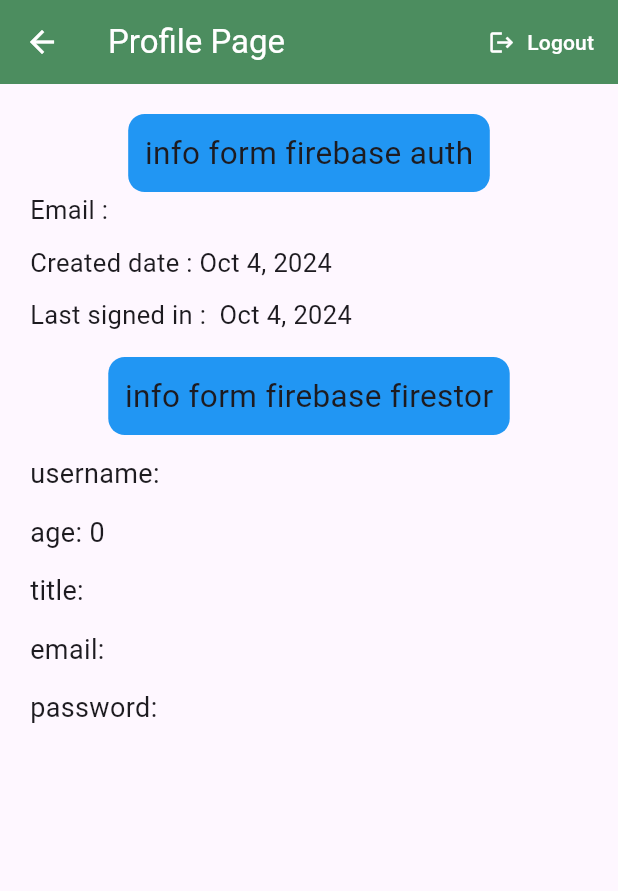
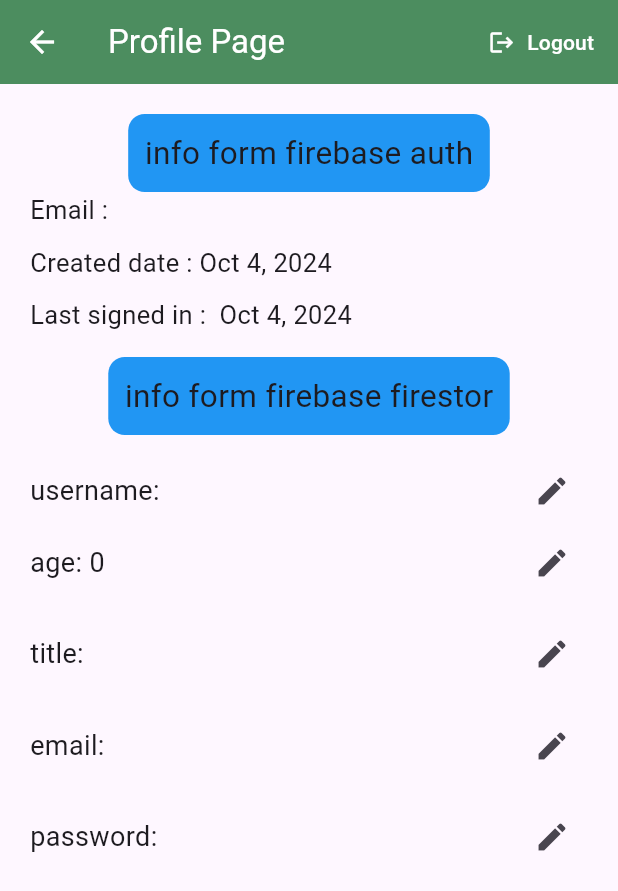
Before and after one commit to lbarsidati22/ecommerce_app, a Flutter app: the ProfilePage screen opened directly, on a phone screen of 412 x 824 dp. Shown: the top 891 px of the screen. Run offline on Flutter 3.47's test engine with Material 3 defaults, Android fonts, the phone set to English and light mode, and no system bars; our stand-ins replace cloud_firestore, firebase_auth, firebase_core, flutter_svg, google_sign_in; accounts and stored records are empty; network calls fail; statements that could not run were skipped.

Commit message:
edit data done

```diff
--- a/lib/pages/Profile_page.dart
+++ b/lib/pages/Profile_page.dart
@@ -51,6 +51,7 @@ class _ProfilePageState extends State<ProfilePage> {
       ),
       body: Padding(
         padding: const EdgeInsets.all(20),
+        child: SingleChildScrollView(
           child: Column(
             crossAxisAlignment: CrossAxisAlignment.start,
             children: [
@@ -122,6 +123,7 @@ class _ProfilePageState extends State<ProfilePage> {
             ],
           ),
         ),
+      ),
     );
   }
 }
--- a/lib/shared/data_firestore.dart
+++ b/lib/shared/data_firestore.dart
@@ -1,17 +1,86 @@
+// ignore_for_file: prefer_const_constructors
+
 import 'package:cloud_firestore/cloud_firestore.dart';
+import 'package:firebase_auth/firebase_auth.dart';
 import 'package:flutter/material.dart';
 
-class GetDataFirestor extends StatelessWidget {
+class GetDataFirestor extends StatefulWidget {
   final String documentId;
 
   const GetDataFirestor({super.key, required this.documentId});
+
+  @override
+  State<GetDataFirestor> createState() => _GetDataFirestorState();
+}
+
+final dilogUserController = TextEditingController();
+final credential = FirebaseAuth.instance.currentUser;
+CollectionReference users = FirebaseFirestore.instance.collection('userss');
+
+class _GetDataFirestorState extends State<GetDataFirestor> {
+  myShowDialog(Map data, dynamic myKey) {
+    return showDialog(
+      context: context,
+      builder: (BuildContext context) {
+        return Dialog(
+          shape:
+              RoundedRectangleBorder(borderRadius: BorderRadius.circular(11)),
+          child: Container(
+            padding: EdgeInsets.all(22),
+            height: 200,
+            child: Column(
+              mainAxisAlignment: MainAxisAlignment.center,
+              children: [
+                TextField(
+                    controller: dilogUserController,
+                    maxLength: 20,
+                    decoration: InputDecoration(hintText: "${data[myKey]}")),
+                SizedBox(
+                  height: 22,
+                ),
+                Row(
+                  mainAxisAlignment: MainAxisAlignment.spaceAround,
+                  children: [
+                    TextButton(
+                        onPressed: () {
+                          // addnewtask();
+                          users
+                              .doc(credential!.uid)
+                              .update({myKey: dilogUserController.text});
+
+                          setState(() {
+                            Navigator.pop(context);
+                          });
+                        },
+                        child: Text(
+                          "Edit",
+                          style: TextStyle(fontSize: 18),
+                        )),
+                    TextButton(
+                        onPressed: () {
+                          // addnewtask();
+                          Navigator.pop(context);
+                        },
+                        child: Text(
+                          "Cancel",
+                          style: TextStyle(fontSize: 18),
+                        )),
+                  ],
+                ),
+              ],
+            ),
+          ),
+        );
+      },
+    );
+  }
 
   @override
   Widget build(BuildContext context) {
     CollectionReference users = FirebaseFirestore.instance.collection('userss');
 
     return FutureBuilder<DocumentSnapshot>(
-      future: users.doc(documentId).get(),
+      future: users.doc(widget.documentId).get(),
       builder:
           (BuildContext context, AsyncSnapshot<DocumentSnapshot> snapshot) {
         if (snapshot.hasError) {
@@ -26,55 +95,119 @@ class GetDataFirestor extends StatelessWidget {
           Map<String, dynamic> data =
               snapshot.data!.data() as Map<String, dynamic>;
 
-          return Column(
+          return SingleChildScrollView(
+            child: Column(
               crossAxisAlignment: CrossAxisAlignment.start,
               children: [
                 SizedBox(
                   height: 13,
                 ),
+                Row(
+                  mainAxisAlignment: MainAxisAlignment.spaceBetween,
+                  children: [
                     Text(
                       "username: ${data['username']} ",
                       style: TextStyle(
                         fontSize: 18,
                       ),
                     ),
-              SizedBox(
-                height: 13,
+                    IconButton(
+                      onPressed: () {
+                        myShowDialog(data, 'username');
+                      },
+                      icon: Icon(
+                        Icons.edit,
                       ),
+                    ),
+                  ],
+                ),
+                Row(
+                  mainAxisAlignment: MainAxisAlignment.spaceBetween,
+                  children: [
                     Text(
                       "age: ${data['age']} ",
                       style: TextStyle(
                         fontSize: 18,
                       ),
                     ),
+                    IconButton(
+                      onPressed: () {
+                        myShowDialog(data, 'age');
+                      },
+                      icon: Icon(
+                        Icons.edit,
+                      ),
+                    ),
+                  ],
+                ),
                 SizedBox(
                   height: 13,
                 ),
+                Row(
+                  mainAxisAlignment: MainAxisAlignment.spaceBetween,
+                  children: [
                     Text(
                       "title: ${data['title']} ",
                       style: TextStyle(
                         fontSize: 18,
                       ),
                     ),
+                    IconButton(
+                      onPressed: () {
+                        myShowDialog(data, 'title');
+                      },
+                      icon: Icon(
+                        Icons.edit,
+                      ),
+                    ),
+                  ],
+                ),
                 SizedBox(
                   height: 13,
                 ),
+                Row(
+                  mainAxisAlignment: MainAxisAlignment.spaceBetween,
+                  children: [
                     Text(
                       "email: ${data['email']} ",
                       style: TextStyle(
                         fontSize: 18,
                       ),
                     ),
+                    IconButton(
+                      onPressed: () {
+                        myShowDialog(data, 'email');
+                      },
+                      icon: Icon(
+                        Icons.edit,
+                      ),
+                    ),
+                  ],
+                ),
                 SizedBox(
                   height: 13,
                 ),
+                Row(
+                  mainAxisAlignment: MainAxisAlignment.spaceBetween,
+                  children: [
                     Text(
                       "password: ${data['pass']} ",
                       style: TextStyle(
                         fontSize: 18,
                       ),
                     ),
+                    IconButton(
+                      onPressed: () {
+                        myShowDialog(data, 'pass');
+                      },
+                      icon: Icon(
+                        Icons.edit,
+                      ),
+                    ),
                   ],
+                ),
+              ],
+            ),
           );
         }
 
```
Lines whose indentation alone changed are shown as unchanged.
